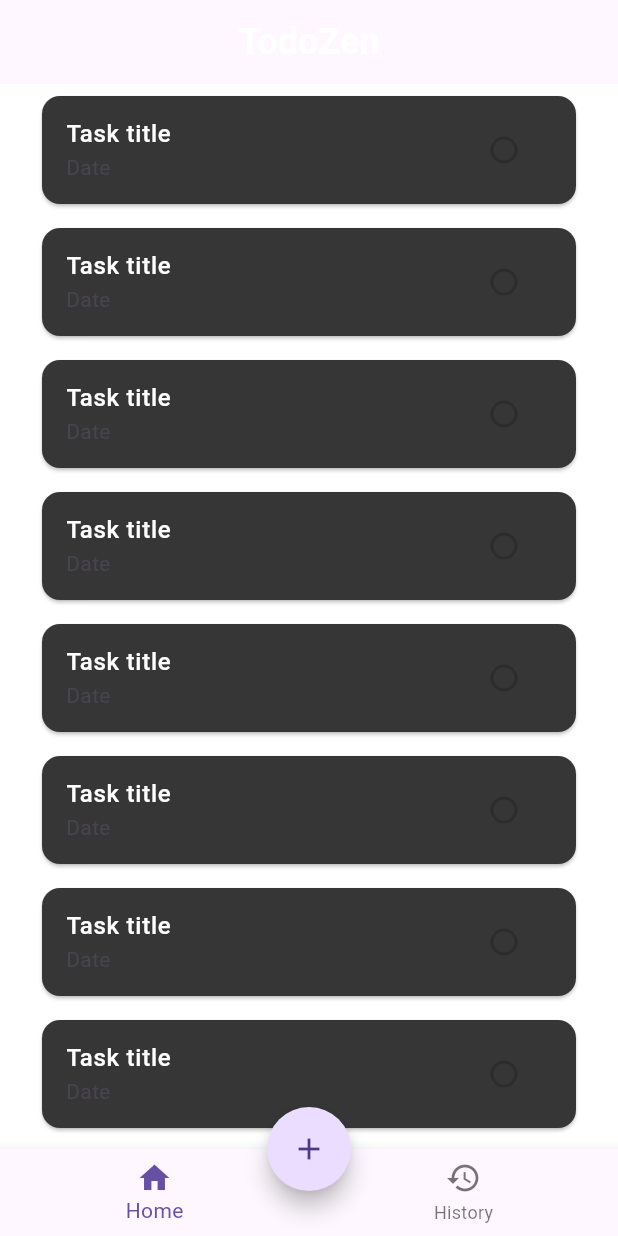
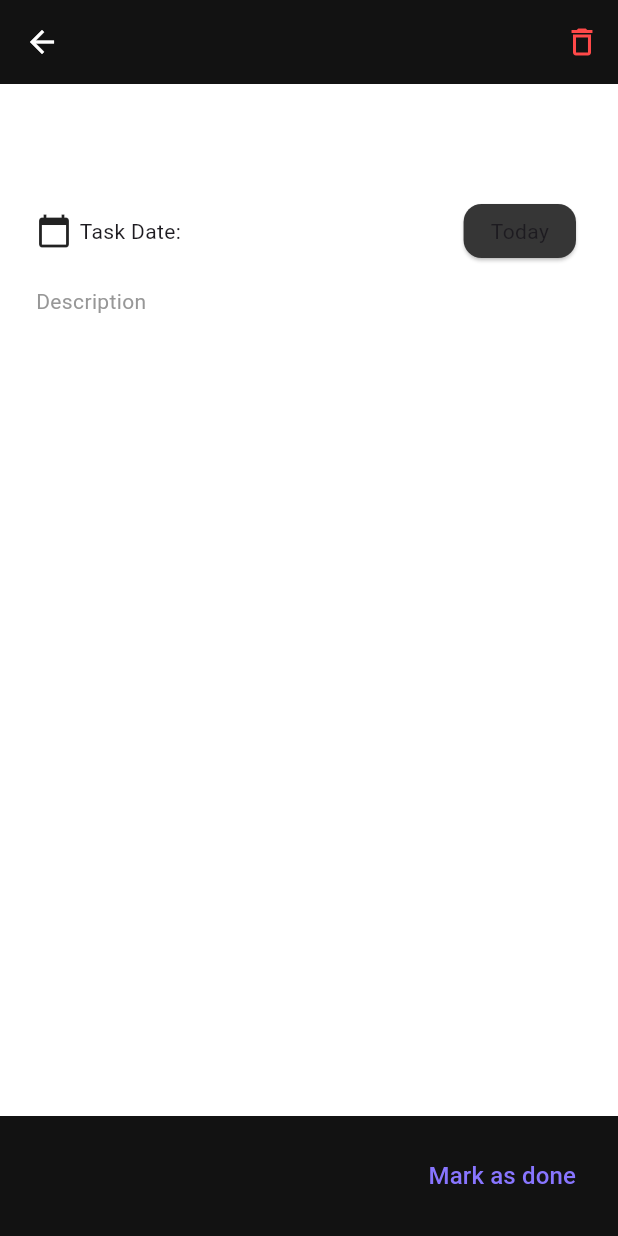
Before and after one commit to ZapRender/TodoZen, a Flutter app: the screen it shows after launch, on a phone screen of 412 x 824 dp. Run offline on Flutter 3.47's test engine with Material 3 defaults, Android fonts, the light colour scheme and no system bars; our stand-ins replace flutter_svg.

Commit message:
Feat(Task): Added design for Task screen

```diff
--- a/lib/core/theme/app_colors.dart
+++ b/lib/core/theme/app_colors.dart
@@ -13,4 +13,6 @@ class AppColors {
   static const darksurface = Color(0xFF1E1E1E);
   static const darkCard = Color(0xFF363636);
   static const buttonColor = Color(0xFF8687E7);
+
+  static const error = Color(0xFFFF4949);
 }
--- a/lib/main.dart
+++ b/lib/main.dart
@@ -1,8 +1,6 @@
 import 'package:flutter/material.dart';
 import 'package:todo_zen/core/theme/app_theme.dart';
-import 'package:todo_zen/presentation/views/home/home_screen.dart';
-import 'package:todo_zen/presentation/views/login/login_screen.dart';
-import 'package:todo_zen/presentation/views/register/register_screen.dart';
+import 'package:todo_zen/presentation/views/task_description/task_description_screen.dart';
 
 void main() {
   runApp(const MainApp());
@@ -18,7 +16,7 @@ class MainApp extends StatelessWidget {
       themeMode: ThemeMode.system, //Change when light theme is ready
       theme: AppTheme.lightTheme,
       darkTheme: AppTheme.darkTheme,
-      home: HomeScreen(),
+      home: TaskDescriptionScreen(),
     );
   }
 }
--- /dev/null
+++ b/lib/presentation/views/task_description/task_description_screen.dart
@@ -0,0 +1,90 @@
+import 'package:flutter/material.dart';
+import 'package:todo_zen/core/theme/app_colors.dart';
+import 'package:todo_zen/core/theme/app_text_theme.dart';
+
+class TaskDescriptionScreen extends StatelessWidget {
+  const TaskDescriptionScreen({super.key});
+
+  @override
+  Widget build(BuildContext context) {
+    return Scaffold(
+      appBar: AppBar(
+        backgroundColor: AppColors.darkBackground,
+        leading: IconButton(
+          onPressed: null,
+          icon: Icon(Icons.arrow_back, color: Colors.white),
+        ),
+        actions: [
+          IconButton(
+            icon: Icon(Icons.delete_outline, color: AppColors.error),
+            onPressed: () {
+              // Acción para el icono de editar
+            },
+          ),
+        ],
+      ),
+      bottomNavigationBar: BottomAppBar(
+        color: AppColors.darkBackground,
+        child: Align(
+          alignment: Alignment.centerRight,
+          child: TextButton(
+            onPressed: null,
+            child: Text(
+              'Mark as done',
+              style: TextStyle(color: AppColors.primaryDark, fontSize: 16),
+            ),
+          ),
+        ),
+      ),
+      body: Padding(
+        padding: const EdgeInsets.symmetric(vertical: 27.0, horizontal: 24.0),
+        child: Column(
+          mainAxisAlignment: MainAxisAlignment.start,
+          crossAxisAlignment: CrossAxisAlignment.stretch,
+          children: [
+            Expanded(
+              child: Column(
+                mainAxisAlignment: MainAxisAlignment.start,
+                crossAxisAlignment: CrossAxisAlignment.start,
+                children: [
+                  Text(
+                    'Task title',
+                    style: AppTextTheme.darkTextTheme.headlineMedium,
+                  ),
+                  SizedBox(height: 15),
+                  Row(
+                    mainAxisAlignment: MainAxisAlignment.spaceBetween,
+                    children: [
+                      Row(
+                        children: [
+                          Icon(Icons.calendar_today),
+                          SizedBox(width: 5),
+                          Text('Task Date: '),
+                        ],
+                      ),
+                      Card(
+                        color: AppColors.darkCard,
+                        child: Padding(
+                          padding: EdgeInsets.symmetric(
+                            horizontal: 18,
+                            vertical: 8,
+                          ),
+                          child: Text('Today'),
+                        ),
+                      ),
+                    ],
+                  ),
+                  SizedBox(height: 15),
+                  Text(
+                    'Description',
+                    style: TextStyle(color: AppColors.secondaryTextDark),
+                  ),
+                ],
+              ),
+            ),
+          ],
+        ),
+      ),
+    );
+  }
+}
```
